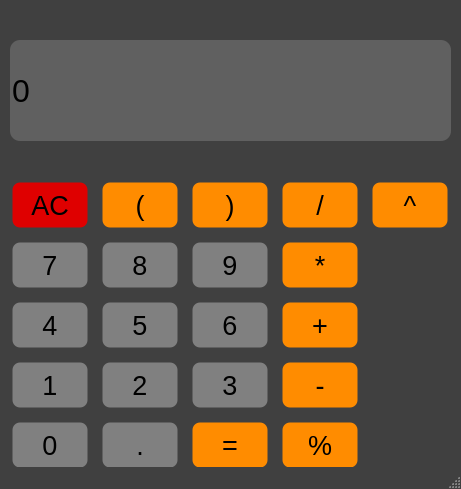
Before: the Qt Designer form src/jcal.ui in itsjibel/Jcal, drawn with Qt 5.
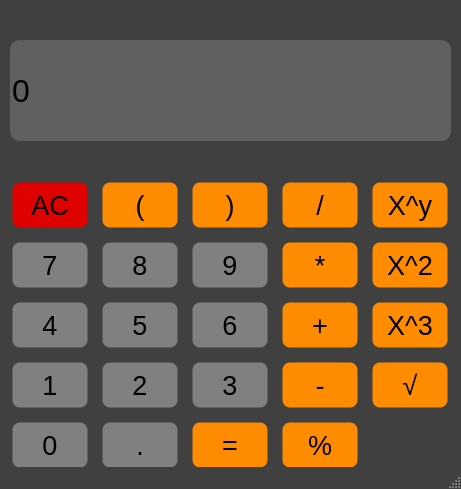
After: the same form once the commit is applied.

Patch:
```diff
--- a/src/jcal.ui
+++ b/src/jcal.ui
@@ -973,7 +973,133 @@
 }</string>
     </property>
     <property name="text">
-     <string>^</string>
+     <string>X^y</string>
+    </property>
+   </widget>
+   <widget class="QPushButton" name="squred">
+    <property name="geometry">
+     <rect>
+      <x>370</x>
+      <y>240</y>
+      <width>80</width>
+      <height>50</height>
+     </rect>
+    </property>
+    <property name="sizePolicy">
+     <sizepolicy hsizetype="Preferred" vsizetype="Preferred">
+      <horstretch>0</horstretch>
+      <verstretch>0</verstretch>
+     </sizepolicy>
+    </property>
+    <property name="font">
+     <font>
+      <pointsize>20</pointsize>
+     </font>
+    </property>
+    <property name="cursor">
+     <cursorShape>PointingHandCursor</cursorShape>
+    </property>
+    <property name="styleSheet">
+     <string notr="true">QPushButton {
+	background-color: #FF8C00;
+	border-style: solid;
+	border-width: 5px;
+	border-radius: 10px;
+}
+
+QPushButton:pressed {
+	background-color: #FF4500;
+	border-style: solid;
+	border-width: 5px;
+	border-radius: 10px;
+}</string>
+    </property>
+    <property name="text">
+     <string>X^2</string>
+    </property>
+   </widget>
+   <widget class="QPushButton" name="cube">
+    <property name="geometry">
+     <rect>
+      <x>370</x>
+      <y>300</y>
+      <width>80</width>
+      <height>50</height>
+     </rect>
+    </property>
+    <property name="sizePolicy">
+     <sizepolicy hsizetype="Preferred" vsizetype="Preferred">
+      <horstretch>0</horstretch>
+      <verstretch>0</verstretch>
+     </sizepolicy>
+    </property>
+    <property name="font">
+     <font>
+      <pointsize>20</pointsize>
+     </font>
+    </property>
+    <property name="cursor">
+     <cursorShape>PointingHandCursor</cursorShape>
+    </property>
+    <property name="styleSheet">
+     <string notr="true">QPushButton {
+	background-color: #FF8C00;
+	border-style: solid;
+	border-width: 5px;
+	border-radius: 10px;
+}
+
+QPushButton:pressed {
+	background-color: #FF4500;
+	border-style: solid;
+	border-width: 5px;
+	border-radius: 10px;
+}</string>
+    </property>
+    <property name="text">
+     <string>X^3</string>
+    </property>
+   </widget>
+   <widget class="QPushButton" name="sqrt">
+    <property name="geometry">
+     <rect>
+      <x>370</x>
+      <y>360</y>
+      <width>80</width>
+      <height>50</height>
+     </rect>
+    </property>
+    <property name="sizePolicy">
+     <sizepolicy hsizetype="Preferred" vsizetype="Preferred">
+      <horstretch>0</horstretch>
+      <verstretch>0</verstretch>
+     </sizepolicy>
+    </property>
+    <property name="font">
+     <font>
+      <pointsize>20</pointsize>
+     </font>
+    </property>
+    <property name="cursor">
+     <cursorShape>PointingHandCursor</cursorShape>
+    </property>
+    <property name="styleSheet">
+     <string>QPushButton {
+	background-color: #FF8C00;
+	border-style: solid;
+	border-width: 5px;
+	border-radius: 10px;
+}
+
+QPushButton:pressed {
+	background-color: #FF4500;
+	border-style: solid;
+	border-width: 5px;
+	border-radius: 10px;
+}</string>
+    </property>
+    <property name="text">
+     <string>√</string>
     </property>
    </widget>
   </widget>
```
Left out of the diff: 3 changed lines with no effect on the pictures.
